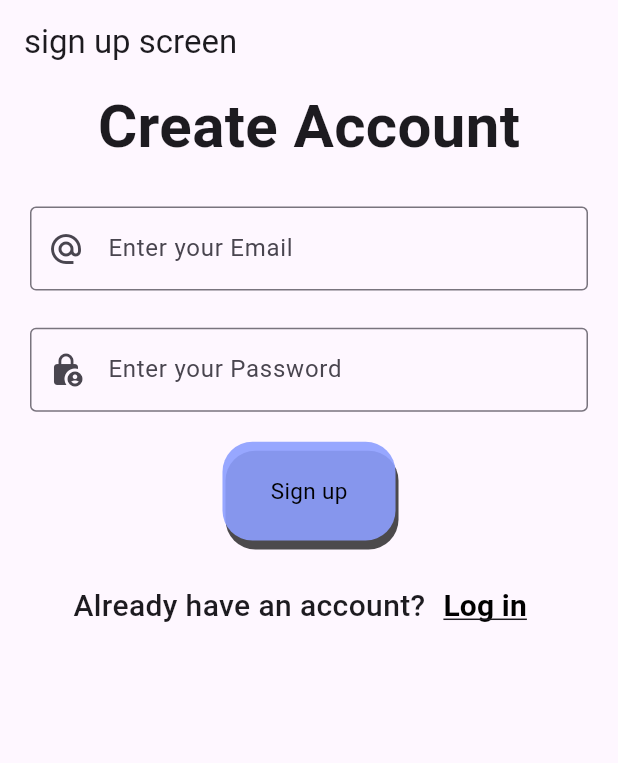
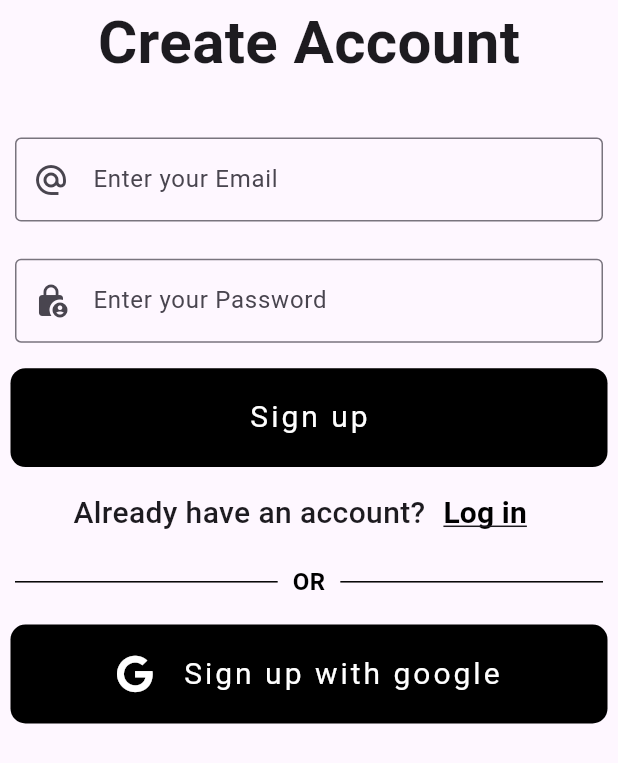
Before and after one commit to ZainR10/final_project_internncraft, a Flutter app: the screen it shows after launch, after a tap on "Log in", after a tap on "Sign up", on a phone screen of 412 x 824 dp. Shown: the top 763 px of the screen. Run offline on Flutter 3.47's test engine with Material 3 defaults, Android fonts, the light colour scheme and no system bars; our stand-ins replace firebase_auth, firebase_core, font_awesome_flutter, google_fonts, google_sign_in; accounts and stored records are empty.

Commit message:
Added google signin method

```diff
--- /dev/null
+++ b/lib/res/components/divider_row.dart
@@ -0,0 +1,39 @@
+import 'package:flutter/material.dart';
+
+class DividerRow extends StatelessWidget {
+  const DividerRow({super.key});
+
+  @override
+  Widget build(BuildContext context) {
+    return const Padding(
+      padding: EdgeInsets.all(10),
+      child: Row(
+        children: [
+          Expanded(
+            child: Divider(
+              color: Colors.black,
+              height: 20,
+            ),
+          ),
+          Padding(
+            padding: EdgeInsets.symmetric(horizontal: 10.0),
+            child: Text(
+              'OR',
+              style: TextStyle(
+                color: Colors.black,
+                fontSize: 16,
+                fontWeight: FontWeight.bold,
+              ),
+            ),
+          ),
+          Expanded(
+            child: Divider(
+              color: Colors.black,
+              height: 20,
+            ),
+          ),
+        ],
+      ),
+    );
+  }
+}
--- /dev/null
+++ b/lib/res/components/simple_button.dart
@@ -0,0 +1,73 @@
+import 'package:flutter/material.dart';
+import 'package:font_awesome_flutter/font_awesome_flutter.dart';
+
+class SimpleButton extends StatelessWidget {
+  final Color? textcolor;
+  final double textsize;
+  final double height;
+  final double width;
+  final String title;
+  final FaIcon? buttonIcon;
+  final VoidCallback onPress;
+  final bool loading;
+  final Color? buttoncolor;
+  const SimpleButton(
+      {required this.textcolor,
+      this.buttonIcon,
+      required this.textsize,
+      required this.width,
+      this.buttoncolor,
+      required this.height,
+      required this.title,
+      required this.onPress,
+      this.loading = false,
+      super.key});
+
+  @override
+  Widget build(BuildContext context) {
+    return InkWell(
+      onTap: onPress,
+      child: Container(
+        height: height,
+        width: width,
+        margin: const EdgeInsets.all(7),
+        decoration: BoxDecoration(
+          borderRadius: BorderRadius.circular(10),
+          color: buttoncolor,
+          // color: Colors.indigo.withOpacity(.7),
+          // boxShadow: [
+          //   BoxShadow(
+          //     color: Colors.black.withOpacity(0.7), // Adjust opacity as needed
+          //     // spreadRadius: 0,
+          //     // blurRadius: 0,
+          //     offset: const Offset(2, 6), // changes position of shadow
+          //   ),
+          // ],
+        ),
+        child: Center(
+          child: loading
+              ? const CircularProgressIndicator(
+                  color: Colors.white,
+                )
+              : Row(
+                  mainAxisAlignment: MainAxisAlignment.center,
+                  children: [
+                    if (buttonIcon != null) ...[
+                      buttonIcon!,
+                      const SizedBox(width: 20), // Space between icon and text
+                    ],
+                    Text(
+                      title,
+                      style: TextStyle(
+                        letterSpacing: 2,
+                        color: textcolor,
+                        fontSize: textsize,
+                      ),
+                    ),
+                  ],
+                ),
+        ),
+      ),
+    );
+  }
+}
--- a/lib/view/home_view.dart
+++ b/lib/view/home_view.dart
@@ -1,3 +1,8 @@
+// ignore_for_file: unused_local_variable
+
+import 'package:final_project_internncraft/utils/general_utils.dart';
+import 'package:final_project_internncraft/utils/routes/routes_name.dart';
+import 'package:firebase_auth/firebase_auth.dart';
 import 'package:flutter/material.dart';
 
 class HomeView extends StatefulWidget {
@@ -10,9 +15,28 @@ class HomeView extends StatefulWidget {
 class _HomeViewState extends State<HomeView> {
   @override
   Widget build(BuildContext context) {
+    final height = MediaQuery.of(context).size.height * 1;
+    final width = MediaQuery.of(context).size.width * 1;
+    final auth = FirebaseAuth.instance;
     return Scaffold(
       appBar: AppBar(
-        title: Text('home'),
+        automaticallyImplyLeading: false,
+        title: const Text('home'),
+        actions: [
+          InkWell(
+            onTap: () {
+              auth.signOut().then((value) {
+                Navigator.pushNamed(context, RoutesName.loginView);
+              }).onError((error, stackTrace) {
+                GeneralUtils.snackBar(error.toString(), context);
+              });
+            },
+            child: const Icon(
+              Icons.logout,
+              size: 40,
+            ),
+          ),
+        ],
       ),
     );
   }
--- a/lib/view/login_view.dart
+++ b/lib/view/login_view.dart
@@ -1,4 +1,5 @@
-import 'package:final_project_internncraft/res/components/round_button.dart';
+import 'package:final_project_internncraft/res/components/divider_row.dart';
+import 'package:final_project_internncraft/res/components/simple_button.dart';
 import 'package:final_project_internncraft/utils/general_utils.dart';
 import 'package:final_project_internncraft/utils/routes/routes_name.dart';
 import 'package:final_project_internncraft/view_models/auth_models/login_model.dart';
@@ -38,27 +39,22 @@ class _LoginViewState extends State<LoginView> {
     final height = MediaQuery.of(context).size.height * 1;
     final width = MediaQuery.of(context).size.width * 1;
     return Scaffold(
-        appBar: AppBar(
-          automaticallyImplyLeading: false,
-          title: const Text('log in screen'),
-        ),
         body: SafeArea(
       child: SingleChildScrollView(
-            child: Padding(
-              padding: const EdgeInsets.symmetric(horizontal: 20),
         child: Column(
             mainAxisAlignment: MainAxisAlignment.center,
             crossAxisAlignment: CrossAxisAlignment.center,
             children: [
               const Text(
                 'Welcome Back',
-                      style:
-                          TextStyle(fontSize: 40, fontWeight: FontWeight.w600),
+                style: TextStyle(fontSize: 40, fontWeight: FontWeight.w600),
               ),
               SizedBox(
                 height: height * .03,
               ),
-                    Column(
+              Padding(
+                padding: const EdgeInsets.all(10),
+                child: Column(
                   children: [
                     Form(
                         key: _formkey,
@@ -78,8 +74,8 @@ class _LoginViewState extends State<LoginView> {
                                 ),
                               ),
                               onFieldSubmitted: (value) {
-                                    GeneralUtils.fieldFocusChange(context,
-                                        emailFocusNode, passwordFocusNode);
+                                GeneralUtils.fieldFocusChange(
+                                    context, emailFocusNode, passwordFocusNode);
                               },
                             ),
                             SizedBox(
@@ -103,12 +99,15 @@ class _LoginViewState extends State<LoginView> {
                         ))
                   ],
                 ),
+              ),
               Consumer<LoginViewModel>(
                 builder: (context, value, child) {
-                        return RoundButton(
-                          color: Colors.indigoAccent.shade100.withOpacity(0.9),
+                  return SimpleButton(
+                    textcolor: Colors.white,
+                    textsize: 20,
+                    buttoncolor: Colors.black,
                     height: height * .08,
-                          width: width * .28,
+                    width: width * 1,
                     title: 'Log in',
                     loading: value.loginLoading,
                     onPress: () {
@@ -128,13 +127,11 @@ class _LoginViewState extends State<LoginView> {
                 children: [
                   const Text(
                     "Don't have an account?",
-                          style: TextStyle(
-                              fontWeight: FontWeight.w500, fontSize: 20),
+                    style: TextStyle(fontWeight: FontWeight.w500, fontSize: 20),
                   ),
                   TextButton(
                       onPressed: () {
-                              Navigator.pushNamed(
-                                  context, RoutesName.signUpView);
+                        Navigator.pushNamed(context, RoutesName.signUpView);
                       },
                       child: const Text(
                         'Sign up',
@@ -146,8 +143,8 @@ class _LoginViewState extends State<LoginView> {
                       ))
                 ],
               ),
+              const DividerRow()
             ]),
-            ),
       ),
     ));
   }
--- a/lib/view/sign_up_view.dart
+++ b/lib/view/sign_up_view.dart
@@ -1,9 +1,12 @@
-import 'package:final_project_internncraft/res/components/round_button.dart';
+import 'package:final_project_internncraft/res/components/divider_row.dart';
+import 'package:final_project_internncraft/res/components/simple_button.dart';
 import 'package:final_project_internncraft/utils/general_utils.dart';
 import 'package:final_project_internncraft/utils/routes/routes_name.dart';
+import 'package:final_project_internncraft/view_models/auth_models/goolge_sign_up.dart';
 import 'package:final_project_internncraft/view_models/auth_models/sign_up_model.dart';
 import 'package:final_project_internncraft/view_models/auth_models/validation.dart';
 import 'package:flutter/material.dart';
+import 'package:font_awesome_flutter/font_awesome_flutter.dart';
 import 'package:provider/provider.dart';
 
 class SignUpView extends StatefulWidget {
@@ -27,27 +30,22 @@ class _SignUpViewState extends State<SignUpView> {
     final height = MediaQuery.of(context).size.height * 1;
     final width = MediaQuery.of(context).size.width * 1;
     return Scaffold(
-        appBar: AppBar(
-          automaticallyImplyLeading: false,
-          title: const Text('sign up screen'),
-        ),
         body: SafeArea(
       child: SingleChildScrollView(
-            child: Padding(
-              padding: const EdgeInsets.symmetric(horizontal: 20),
         child: Column(
           mainAxisAlignment: MainAxisAlignment.center,
           crossAxisAlignment: CrossAxisAlignment.center,
           children: [
             const Text(
               'Create Account',
-                      style:
-                          TextStyle(fontSize: 40, fontWeight: FontWeight.w600),
+              style: TextStyle(fontSize: 40, fontWeight: FontWeight.w600),
             ),
             SizedBox(
               height: height * .03,
             ),
-                    Column(
+            Padding(
+              padding: EdgeInsets.all(10),
+              child: Column(
                 children: [
                   Form(
                       key: _formkey,
@@ -67,8 +65,8 @@ class _SignUpViewState extends State<SignUpView> {
                               ),
                             ),
                             onFieldSubmitted: (value) {
-                                    GeneralUtils.fieldFocusChange(context,
-                                        emailFocusNode, passwordFocusNode);
+                              GeneralUtils.fieldFocusChange(
+                                  context, emailFocusNode, passwordFocusNode);
                             },
                           ),
                           SizedBox(
@@ -92,12 +90,15 @@ class _SignUpViewState extends State<SignUpView> {
                       ))
                 ],
               ),
+            ),
             Consumer<SignUpViewModel>(
               builder: (context, value, child) {
-                        return RoundButton(
-                          color: Colors.indigoAccent.shade100.withOpacity(0.9),
+                return SimpleButton(
+                  textcolor: Colors.white,
+                  textsize: 20,
+                  buttoncolor: Colors.black,
                   height: height * .08,
-                          width: width * .28,
+                  width: width * 1,
                   title: 'Sign up',
                   loading: value.signUpLoading,
                   onPress: () {
@@ -117,13 +118,11 @@ class _SignUpViewState extends State<SignUpView> {
               children: [
                 const Text(
                   "Already have an account?",
-                          style: TextStyle(
-                              fontWeight: FontWeight.w500, fontSize: 20),
+                  style: TextStyle(fontWeight: FontWeight.w500, fontSize: 20),
                 ),
                 TextButton(
                     onPressed: () {
-                              Navigator.pushNamed(
-                                  context, RoutesName.loginView);
+                      Navigator.pushNamed(context, RoutesName.loginView);
                     },
                     child: const Text(
                       'Log in',
@@ -135,7 +134,25 @@ class _SignUpViewState extends State<SignUpView> {
                     ))
               ],
             ),
-                  ]),
+            const DividerRow(),
+            SimpleButton(
+              buttonIcon: const FaIcon(
+                FontAwesomeIcons.google,
+                color: Colors.white,
+                size: 25,
+              ),
+              height: height * .08,
+              width: width * 1,
+              textcolor: Colors.white,
+              textsize: 20,
+              title: 'Sign up with google',
+              buttoncolor: Colors.black,
+              onPress: () {
+                final googleSignUp = GoogleSignUp(context);
+                googleSignUp.signInWithGoogle();
+              },
+            )
+          ],
         ),
       ),
     ));
--- /dev/null
+++ b/lib/view_models/auth_models/goolge_sign_up.dart
@@ -0,0 +1,36 @@
+import 'package:final_project_internncraft/utils/general_utils.dart';
+import 'package:final_project_internncraft/utils/routes/routes_name.dart';
+import 'package:firebase_auth/firebase_auth.dart';
+import 'package:flutter/material.dart';
+import 'package:google_sign_in/google_sign_in.dart';
+
+class GoogleSignUp {
+  final BuildContext context;
+
+  GoogleSignUp(this.context);
+
+  Future<void> signInWithGoogle() async {
+    try {
+      final GoogleSignInAccount? gUser = await GoogleSignIn().signIn();
+
+      if (gUser == null) {
+        // User canceled the sign-in
+        GeneralUtils.snackBar('Sign-in aborted by user', context);
+        return;
+      }
+
+      final GoogleSignInAuthentication gAuth = await gUser.authentication;
+
+      final credential = GoogleAuthProvider.credential(
+        accessToken: gAuth.accessToken,
+        idToken: gAuth.idToken,
+      );
+
+      await FirebaseAuth.instance.signInWithCredential(credential);
+      GeneralUtils.snackBar('Account Created', context);
+      Navigator.pushNamed(context, RoutesName.homeView);
+    } catch (error) {
+      GeneralUtils.snackBar(error.toString(), context);
+    }
+  }
+}
--- a/pubspec.yaml
+++ b/pubspec.yaml
@@ -39,6 +39,8 @@ dependencies:
   provider: ^6.1.2
   google_fonts: ^6.2.1
   firebase_auth: ^5.1.4
+  google_sign_in: ^6.2.1
+  font_awesome_flutter: ^10.7.0
 
 dev_dependencies:
   flutter_test:
```
Also changed, not shown: pubspec.lock, 2 other files. Lines whose indentation alone changed are shown as unchanged.
